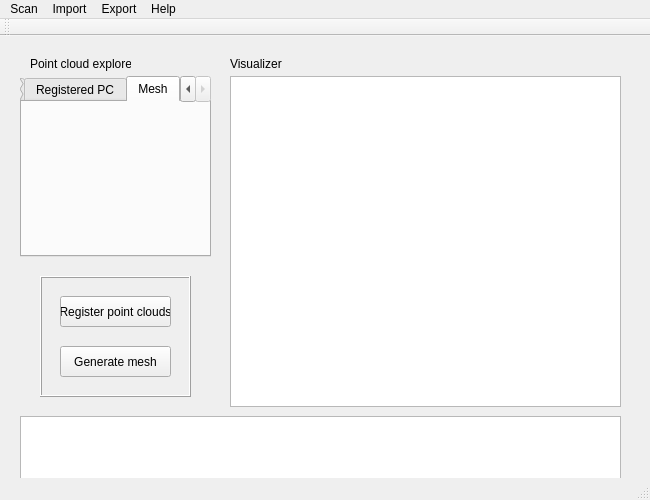
AntoineMerlet/3DScan, file SourceCode/GUI/mainwindow.ui: the form before one commit.
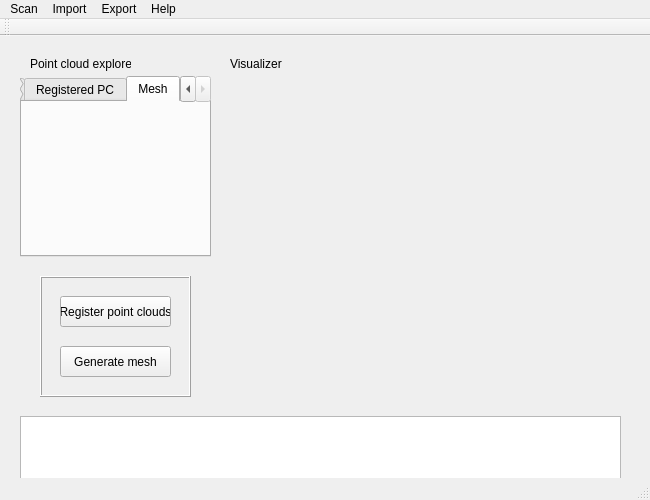
The form after the commit. Custom widgets are drawn as their Qt base class.

```diff
--- a/SourceCode/GUI/mainwindow.ui
+++ b/SourceCode/GUI/mainwindow.ui
@@ -42,16 +42,6 @@
      </attribute>
     </widget>
    </widget>
-   <widget class="QGraphicsView" name="mw_visualizer_graphicsview">
-    <property name="geometry">
-     <rect>
-      <x>230</x>
-      <y>40</y>
-      <width>391</width>
-      <height>331</height>
-     </rect>
-    </property>
-   </widget>
    <widget class="QFrame" name="mw_register_frame">
     <property name="geometry">
      <rect>
@@ -230,6 +220,13 @@
   </action>
  </widget>
  <layoutdefault spacing="6" margin="11"/>
+ <customwidgets>
+  <customwidget>
+   <class>QVTKWidget</class>
+   <extends>QWidget</extends>
+   <header>QVTKWidget.h</header>
+  </customwidget>
+ </customwidgets>
  <resources/>
  <connections/>
 </ui>
```
Left out of the diff: 16 changed lines with no effect on the pictures.
